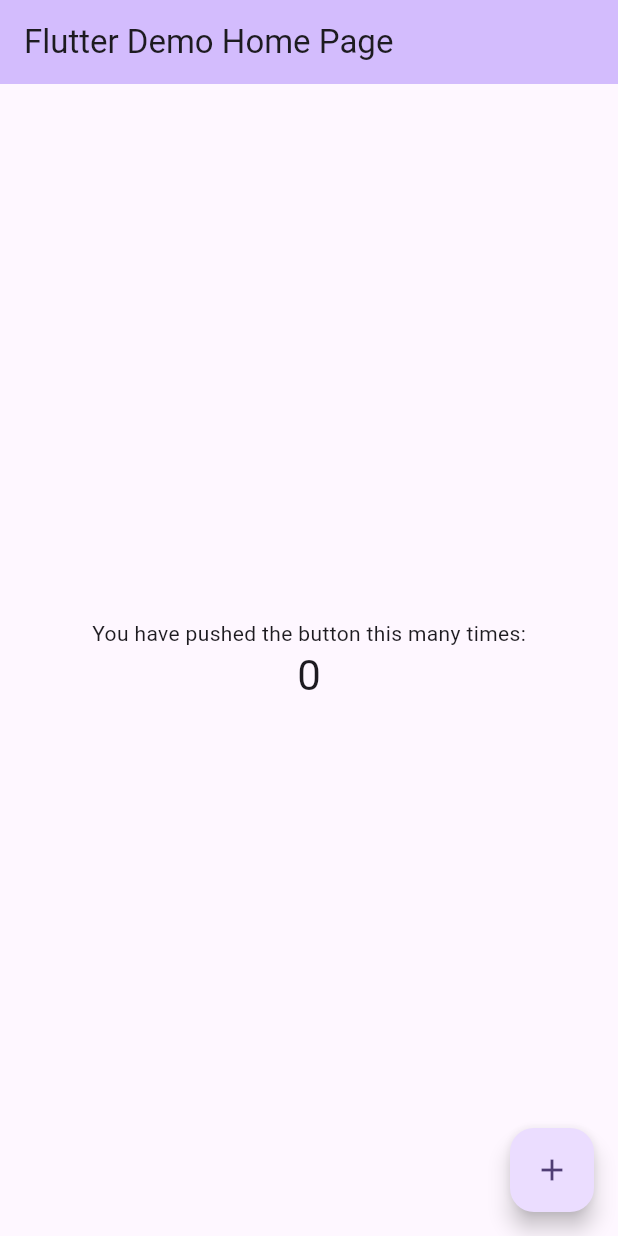
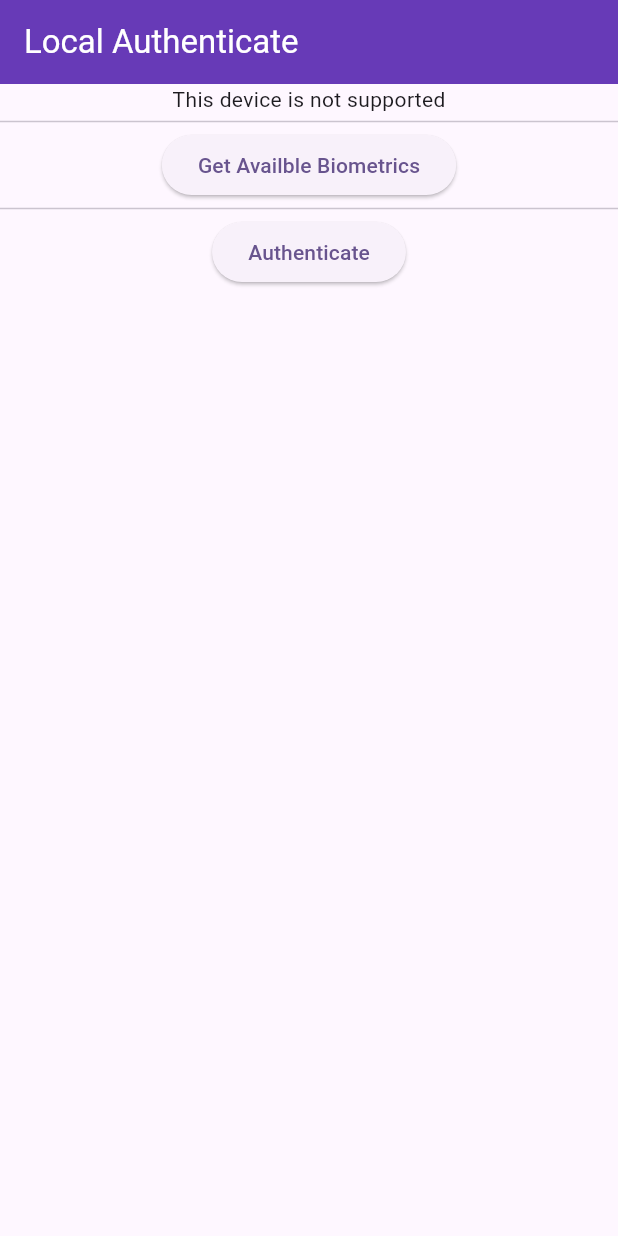
Before and after one commit to vikaskumarprasad/getx_demo, a Flutter app: the screen it shows after launch, on a phone screen of 412 x 824 dp. Run offline on Flutter 3.47's test engine with Material 3 defaults, Android fonts, the phone set to English and light mode, and no system bars; our stand-ins replace get, local_auth.

Commit message:
added the local authentication

```diff
--- a/lib/main.dart
+++ b/lib/main.dart
@@ -1,4 +1,6 @@
 import 'package:flutter/material.dart';
+import 'package:get/get.dart';
+import 'package:getx_demo/src/home/home.dart';
 
 void main() {
   runApp(const MyApp());
@@ -9,61 +11,13 @@ class MyApp extends StatelessWidget {
 
   @override
   Widget build(BuildContext context) {
-    return MaterialApp(
+    return GetMaterialApp(
       title: 'Flutter Demo',
       theme: ThemeData(
         colorScheme: ColorScheme.fromSeed(seedColor: Colors.deepPurple),
         useMaterial3: true,
       ),
-      home: const MyHomePage(title: 'Flutter Demo Home Page'),
+      home: const Home(),
     );
   }
 }
-
-class MyHomePage extends StatefulWidget {
-  const MyHomePage({super.key, required this.title});
-
-  final String title;
-
-  @override
-  State<MyHomePage> createState() => _MyHomePageState();
-}
-
-class _MyHomePageState extends State<MyHomePage> {
-  int _counter = 0;
-
-  void _incrementCounter() {
-    setState(() {
-      _counter++;
-    });
-  }
-
-  @override
-  Widget build(BuildContext context) {
-    return Scaffold(
-      appBar: AppBar(
-        backgroundColor: Theme.of(context).colorScheme.inversePrimary,
-        title: Text(widget.title),
-      ),
-      body: Center(
-        child: Column(
-          mainAxisAlignment: MainAxisAlignment.center,
-          children: <Widget>[
-            const Text(
-              'You have pushed the button this many times:',
-            ),
-            Text(
-              '$_counter',
-              style: Theme.of(context).textTheme.headlineMedium,
-            ),
-          ],
-        ),
-      ),
-      floatingActionButton: FloatingActionButton(
-        onPressed: _incrementCounter,
-        tooltip: 'Increment',
-        child: const Icon(Icons.add),
-      ),
-    );
-  }
-}
--- /dev/null
+++ b/lib/src/home/home.dart
@@ -0,0 +1,106 @@
+import 'package:flutter/material.dart';
+import 'package:flutter/services.dart';
+import 'package:local_auth/local_auth.dart';
+
+class Home extends StatefulWidget {
+  const Home({super.key});
+
+  @override
+  State<Home> createState() => _HomeState();
+}
+
+class _HomeState extends State<Home> {
+  late final LocalAuthentication localAuthentication;
+  bool _supportState = false;
+
+  @override
+  void initState() {
+    localAuthentication = LocalAuthentication();
+    localAuthentication.isDeviceSupported().then(
+          (isSupport) => setState(() {
+            _supportState = isSupport;
+          }),
+        );
+    super.initState();
+  }
+
+  @override
+  Widget build(BuildContext context) {
+    return Scaffold(
+      appBar: AppBar(
+        backgroundColor: Colors.deepPurple,
+        title: const Text('Local Authenticate',
+            style: TextStyle(
+              color: Colors.white,
+            )),
+      ),
+      body: Column(
+        children: [
+          if (_supportState)
+            const Text("This device is supported")
+          else
+            const Text("This device is not supported"),
+          const Divider(height: 10),
+          ElevatedButton(
+            onPressed: _getAvailbleBiometrics,
+            child: const Text('Get Availble Biometrics'),
+          ),
+          const Divider(height: 10),
+          ElevatedButton(
+            onPressed: () async {
+              var isAuth = await _authenticate();
+              if (isAuth == true) {
+                showDialog(
+                  context: context,
+                  builder: (BuildContext context) {
+                    return AlertDialog(
+                      title: const Text("Authentication Successfully"),
+                      content: TextButton(
+                        onPressed: () {
+                          Navigator.of(context).pop();
+                        },
+                        child: const Text('Okay'),
+                      ),
+                    );
+                  },
+                );
+              } else {
+                print("sadkjfadskfkg---------------------------------");
+              }
+            },
+            child: const Text('Authenticate'),
+          ),
+        ],
+      ),
+    );
+  }
+
+  Future<bool> _authenticate() async {
+    try {
+      bool authenticated = await localAuthentication.authenticate(
+        localizedReason: 'localizedReason',
+        options: const AuthenticationOptions(
+          stickyAuth: true,
+          biometricOnly: false,
+          sensitiveTransaction: true,
+          useErrorDialogs: true,
+        ),
+      );
+      print('authenticated$authenticated');
+      return Future<bool>.value(true);
+    } on PlatformException catch (e) {
+      print('Error==>$e');
+      return Future<bool>.value(false);
+    }
+  }
+
+  Future<void> _getAvailbleBiometrics() async {
+    List<BiometricType> availableBiometric =
+        await localAuthentication.getAvailableBiometrics();
+    print("gjasdgfasj$availableBiometric");
+
+    if (!mounted) {
+      return;
+    }
+  }
+}
--- a/pubspec.yaml
+++ b/pubspec.yaml
@@ -35,6 +35,8 @@ dependencies:
   # The following adds the Cupertino Icons font to your application.
   # Use with the CupertinoIcons class for iOS style icons.
   cupertino_icons: ^1.0.2
+  get: ^4.6.6
+  local_auth: ^2.1.8
 
 dev_dependencies:
   flutter_test:
```
Also changed, not shown: pubspec.lock, 2 other files.
